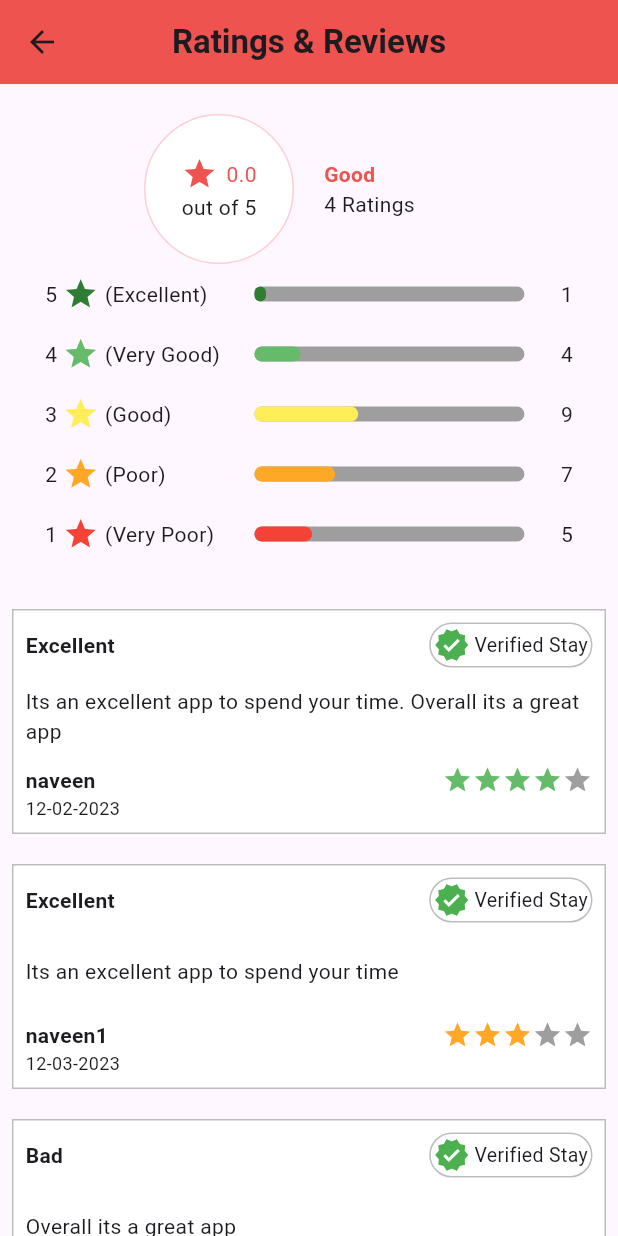
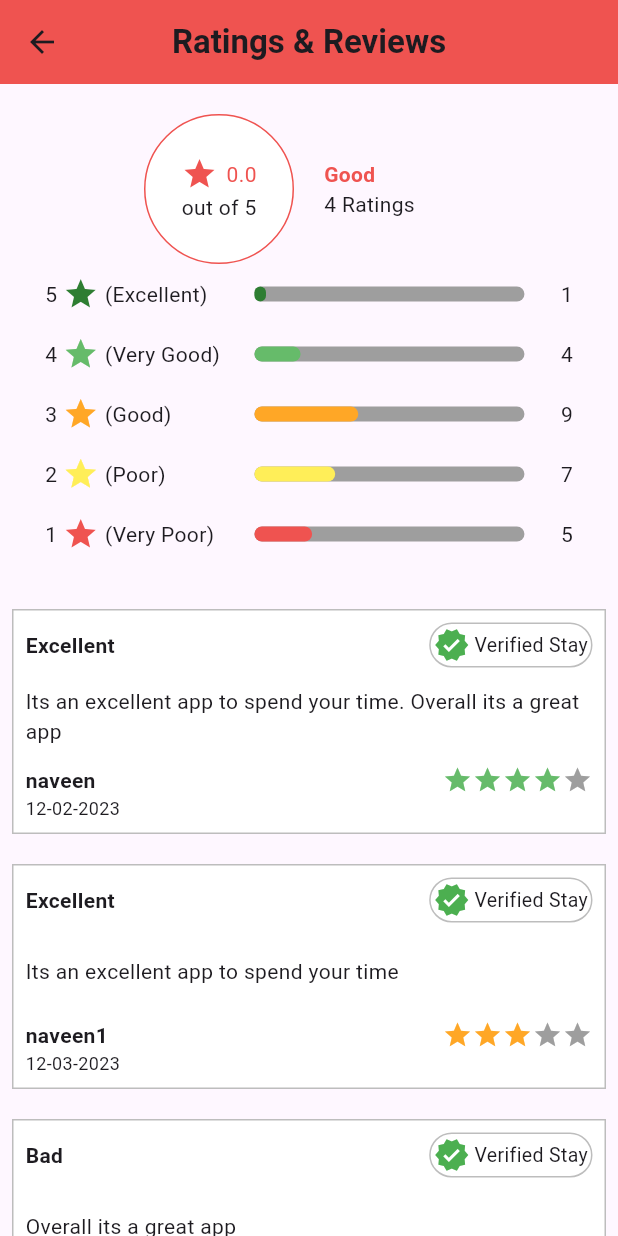
Before and after one commit to naveenprasanth2/practise1, a Flutter app: the ReviewsScreen screen opened directly with empty values, on a phone screen of 412 x 824 dp. Run offline on Flutter 3.47's test engine with Material 2 defaults, Android fonts, the phone set to English and light mode, and no system bars; drawn by our look-alikes of flutter_rating_bar.

Commit message:
myBookingsStart

```diff
--- a/lib/list_view_test/screens/hotel_booking/hotel_detail_screen.dart
+++ b/lib/list_view_test/screens/hotel_booking/hotel_detail_screen.dart
@@ -305,7 +305,7 @@ class _HotelDetailScreenState extends State<HotelDetailScreen> {
                                 ),
                               );
                             },
-                            child: Text("$totalRatings ratings"),
+                            child: Text("$totalRatings ratings", style: const TextStyle(color: Colors.blue),),
                           ),
                         ],
                       ),
--- a/lib/list_view_test/screens/reviews/reviews_screen.dart
+++ b/lib/list_view_test/screens/reviews/reviews_screen.dart
@@ -67,7 +67,10 @@ class _ReviewsScreenState extends State<ReviewsScreen> {
                       decoration: BoxDecoration(
                         color: Colors.white,
                         shape: BoxShape.circle,
-                        border: Border.all(color: Colors.red.shade100),
+                        border: Border.all(
+                          color: StarRatingColourUtils.getStarRatingColor(
+                              widget.averageRatings),
+                        ),
                       ),
                       child: Align(
                         alignment: Alignment.center,
--- a/lib/list_view_test/widgets/ratings/ratings_widget.dart
+++ b/lib/list_view_test/widgets/ratings/ratings_widget.dart
@@ -1,4 +1,6 @@
 import 'package:flutter/material.dart';
+
+import '../../utils/star_rating_colour_utils.dart';
 
 class RatingStatsWidget extends StatelessWidget {
   final int count5Stars;
@@ -26,31 +28,31 @@ class RatingStatsWidget extends StatelessWidget {
             5,
             "Excellent",
             count5Stars,
-            Colors.green.shade800,
+            StarRatingColourUtils.getStarRatingColor(5),
           ),
           _buildRatingStatRow(
             4,
             "Very Good",
             count4Stars,
-            Colors.green.shade400,
+            StarRatingColourUtils.getStarRatingColor(4),
           ),
           _buildRatingStatRow(
             3,
             "Good",
             count3Stars,
-            Colors.yellow.shade400,
+            StarRatingColourUtils.getStarRatingColor(3),
           ),
           _buildRatingStatRow(
             2,
             "Poor",
             count2Stars,
-            Colors.orange.shade400,
+            StarRatingColourUtils.getStarRatingColor(2),
           ),
           _buildRatingStatRow(
             1,
             "Very Poor",
             count1Star,
-            Colors.red.shade500,
+            StarRatingColourUtils.getStarRatingColor(1),
           ),
         ],
       ),
```
Also changed, not shown: lib/list_view_test/screens/hotel_booking/my_bookings_screen.dart (deleted, +0 -17 lines), lib/list_view_test/screens/my_bookings/my_bookings_screen.dart (added, +72 -0 lines), lib/list_view_test/widgets/left_drawer/my_drawer.dart (+9 -5 lines).
